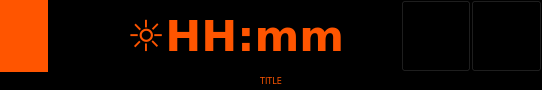
fmandracci/smart-home, file SmartHome/headerpanel.ui: the form before one commit.
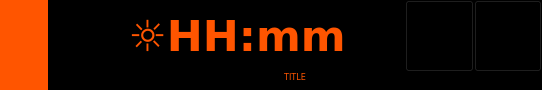
The form after the commit. Icons and pictures are not drawn. Custom widgets are drawn as their Qt base class.

What changed in the file:
```diff
--- a/SmartHome/headerpanel.ui
+++ b/SmartHome/headerpanel.ui
@@ -22,19 +22,14 @@
   <property name="styleSheet">
    <string notr="true">background-color: rgb(0, 0, 0);</string>
   </property>
-  <layout class="QVBoxLayout" name="verticalLayout">
-   <property name="spacing">
-    <number>0</number>
-   </property>
+  <layout class="QGridLayout" name="gridLayout">
    <property name="margin">
     <number>0</number>
    </property>
-   <item>
-    <layout class="QHBoxLayout" name="horizontalLayout">
      <property name="spacing">
       <number>0</number>
      </property>
-     <item>
+   <item row="0" column="0" rowspan="2">
       <widget class="HeaderLeds" name="header_leds" native="true">
        <property name="sizePolicy">
         <sizepolicy hsizetype="MinimumExpanding" vsizetype="MinimumExpanding">
@@ -53,6 +48,11 @@
        </property>
       </widget>
      </item>
+   <item row="0" column="1">
+    <layout class="QHBoxLayout" name="horizontalLayout">
+     <property name="spacing">
+      <number>0</number>
+     </property>
      <item>
       <widget class="QPushButton" name="pushButton_trend">
        <property name="sizePolicy">
@@ -107,7 +107,7 @@
        </property>
        <property name="sizeHint" stdset="0">
         <size>
-         <width>6</width>
+         <width>13</width>
          <height>20</height>
         </size>
        </property>
@@ -205,7 +205,7 @@
        </property>
        <property name="sizeHint" stdset="0">
         <size>
-         <width>6</width>
+         <width>13</width>
          <height>20</height>
         </size>
        </property>
@@ -376,7 +376,7 @@
      </item>
     </layout>
    </item>
-   <item>
+   <item row="1" column="1">
     <widget class="QLabel" name="label_title">
      <property name="enabled">
       <bool>false</bool>
@@ -412,7 +412,7 @@
       <string>TITLE</string>
      </property>
      <property name="alignment">
-      <set>Qt::AlignCenter</set>
+      <set>Qt::AlignHCenter|Qt::AlignTop</set>
      </property>
      <property name="margin">
       <number>2</number>
```
Lines whose indentation alone changed are shown as unchanged.
